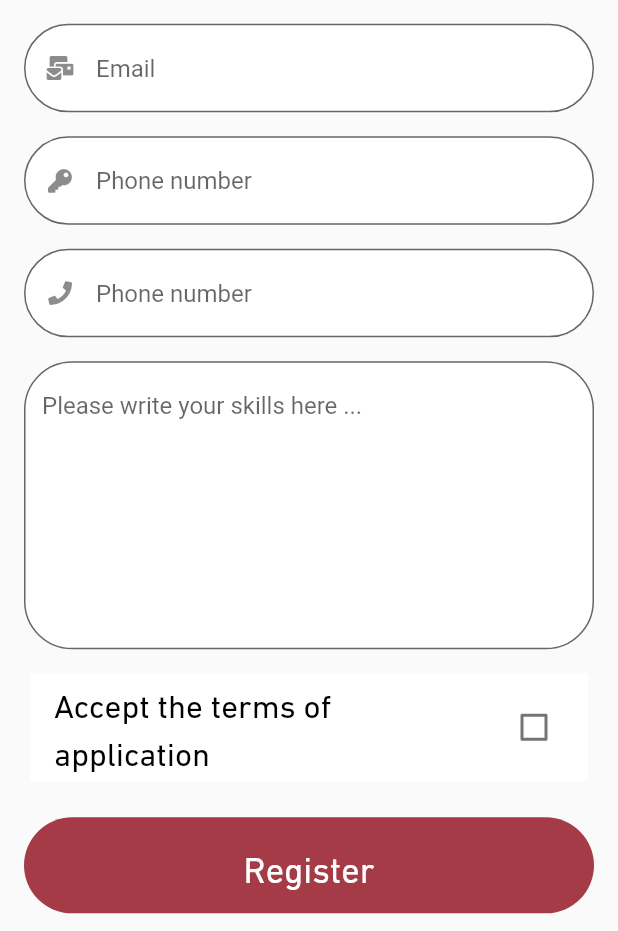
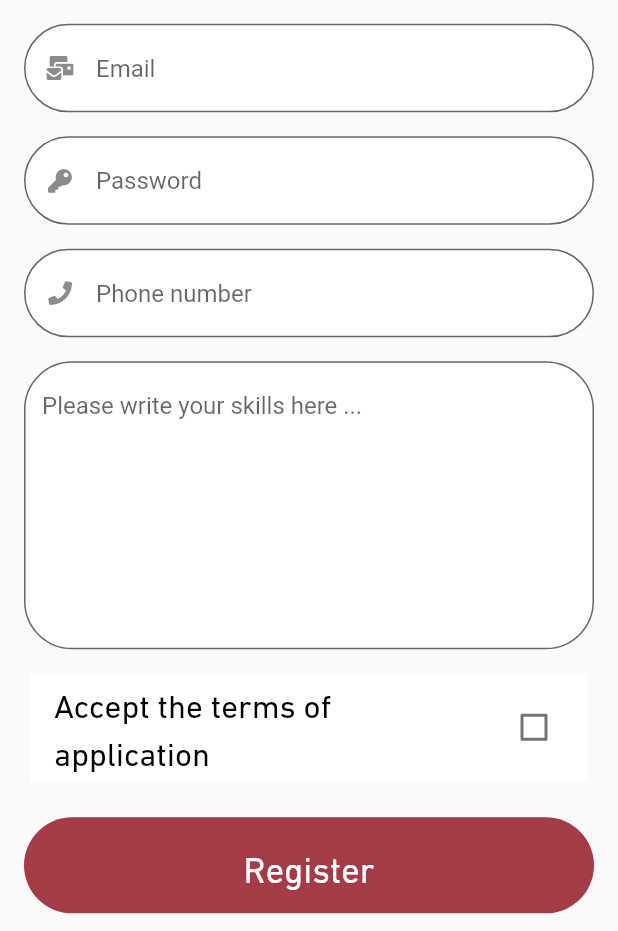
Before and after one commit to mohmmedkhalifa/chef, a Flutter app: the RegisterChef screen opened by its route, on a phone screen of 412 x 824 dp, the part 305-1236 px from its top. Run offline on Flutter 3.47's test engine with Material 2 defaults, Android fonts, the phone set to English and light mode, and no system bars; our stand-ins replace auto_route, carousel_slider, font_awesome_flutter, localize_and_translate, string_validator.

Commit message:
final edit

```diff
--- a/lib/screens/register_chef.dart
+++ b/lib/screens/register_chef.dart
@@ -178,7 +178,7 @@ class _RegisterChefState extends State<RegisterChef> {
                   MyTextField(
 
                     keyboardType: TextInputType.visiblePassword,
-                    hintText:translator.translate('phone'),
+                    hintText:translator.translate('password'),
                     icon: Icon(
                       FontAwesomeIcons.key,
                       size: 16,
--- a/lib/widgets/my_app_drawer.dart
+++ b/lib/widgets/my_app_drawer.dart
@@ -74,12 +74,12 @@ class _AppDrawerState extends State<AppDrawer> {
             route: Routes.contact,
           ),
           MyDrawerContent(
-            title: 'terms',
+            title:  translator.translate('terms'),
             icon: Icon(Icons.menu_book),
             route: Routes.terms,
           ),
           MyDrawerContent(
-            title: 'about',
+            title:  translator.translate('about'),
             icon: Icon(Icons.info),
             route: Routes.about,
           ),
```
Also changed, not shown: 1 other file.
